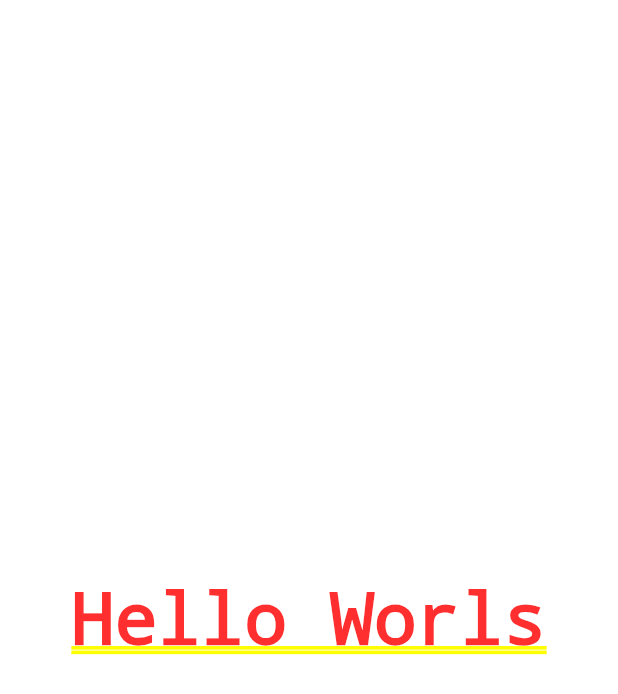
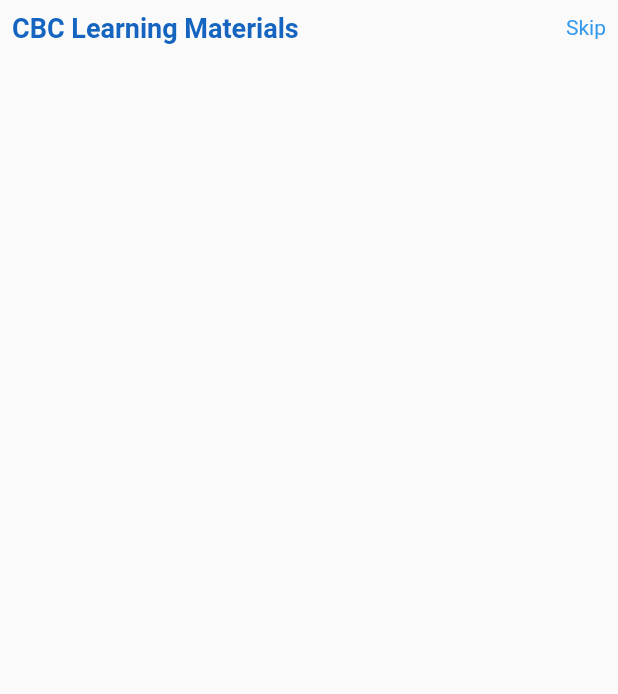
Before and after one commit to Crucialjun/cbc_learning_materials, a Flutter app: the screen it shows after launch, on a phone screen of 412 x 824 dp. Shown: the top 694 px of the screen. Run offline on Flutter 3.47's test engine with Material 2 defaults, Android fonts, the phone set to English and light mode, and no system bars.

Commit message:
onboarding_screen

```diff
--- /dev/null
+++ b/lib/app_colors.dart
@@ -0,0 +1,9 @@
+import 'package:flutter/material.dart';
+
+/// App Colors Class - Resource class for storing app level color constants
+class AppColors {
+  static const Color primaryColor = Color(0xFF1565c0);
+  static const Color PRIMARY_COLOR_LIGHT = Color.fromARGB(255, 54, 154, 236);
+  static const Color PRIMARY_COLOR_DARK = Color(0xFF0D3656);
+  static const Color ACCENT_COLOR = Color(0xFFF2DA04);
+}
--- a/lib/main.dart
+++ b/lib/main.dart
@@ -13,6 +13,7 @@ class MyApp extends StatelessWidget {
   @override
   Widget build(BuildContext context) {
     return MaterialApp(
+        debugShowCheckedModeBanner: false,
         title: appName,
         theme: ThemeData(
           primarySwatch: Colors.blue,
--- a/lib/screens/onboarding_screen.dart
+++ b/lib/screens/onboarding_screen.dart
@@ -1,10 +1,52 @@
+import 'package:cbc_learning_materials/app_colors.dart';
+import 'package:cbc_learning_materials/global_consts.dart';
 import 'package:flutter/material.dart';
+import 'package:flutter/services.dart';
 
-class OnboardingScreen extends StatelessWidget {
+class OnboardingScreen extends StatefulWidget {
   const OnboardingScreen({Key? key}) : super(key: key);
 
   @override
+  State<OnboardingScreen> createState() => _OnboardingScreenState();
+}
+
+class _OnboardingScreenState extends State<OnboardingScreen> {
+  @override
+  void initState() {
+    super.initState();
+    SystemChrome.setEnabledSystemUIMode(SystemUiMode.immersiveSticky);
+  }
+
+  @override
+  void dispose() {
+    SystemChrome.setEnabledSystemUIMode(SystemUiMode.edgeToEdge);
+    super.dispose();
+  }
+
+  @override
   Widget build(BuildContext context) {
-    return const Center(child: Text("Hello Worls"));
+    return Scaffold(
+      body: Container(
+        padding: const EdgeInsets.all(8),
+        child: Column(children: [
+          Row(
+            mainAxisAlignment: MainAxisAlignment.spaceBetween,
+            children: [
+              Text(
+                appName,
+                style: TextStyle(
+                    fontSize: 18,
+                    color: AppColors.primaryColor,
+                    fontWeight: FontWeight.bold),
+              ),
+              Text(
+                "Skip",
+                style: TextStyle(color: AppColors.PRIMARY_COLOR_LIGHT),
+              )
+            ],
+          )
+        ]),
+      ),
+    );
   }
 }
```
